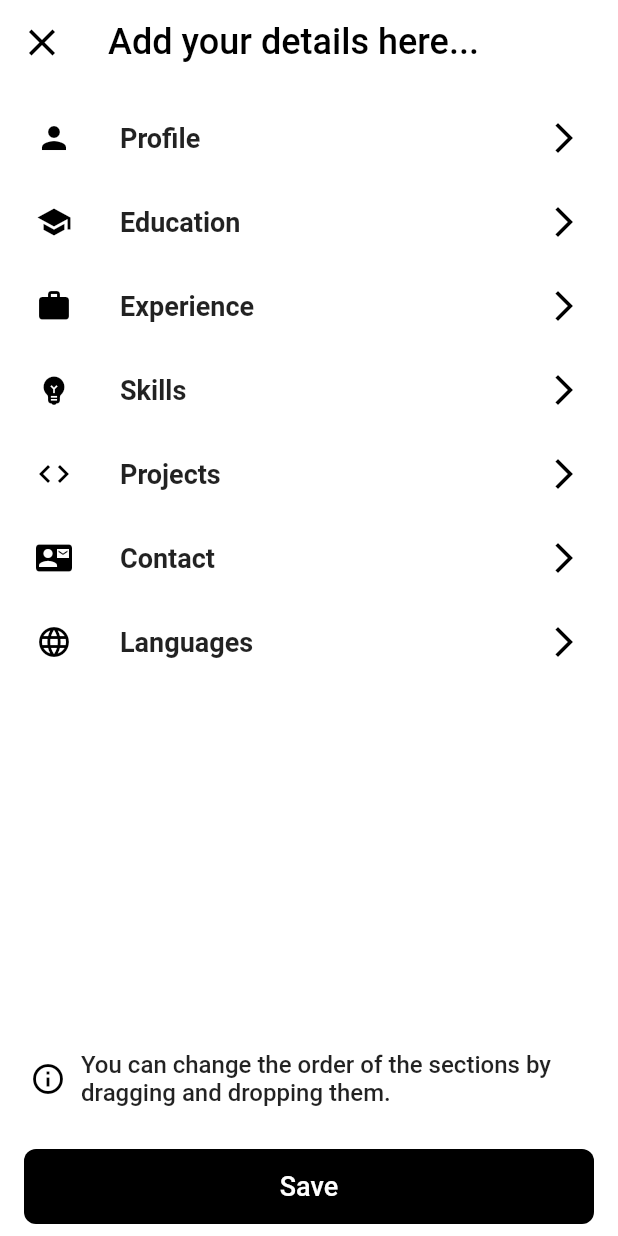
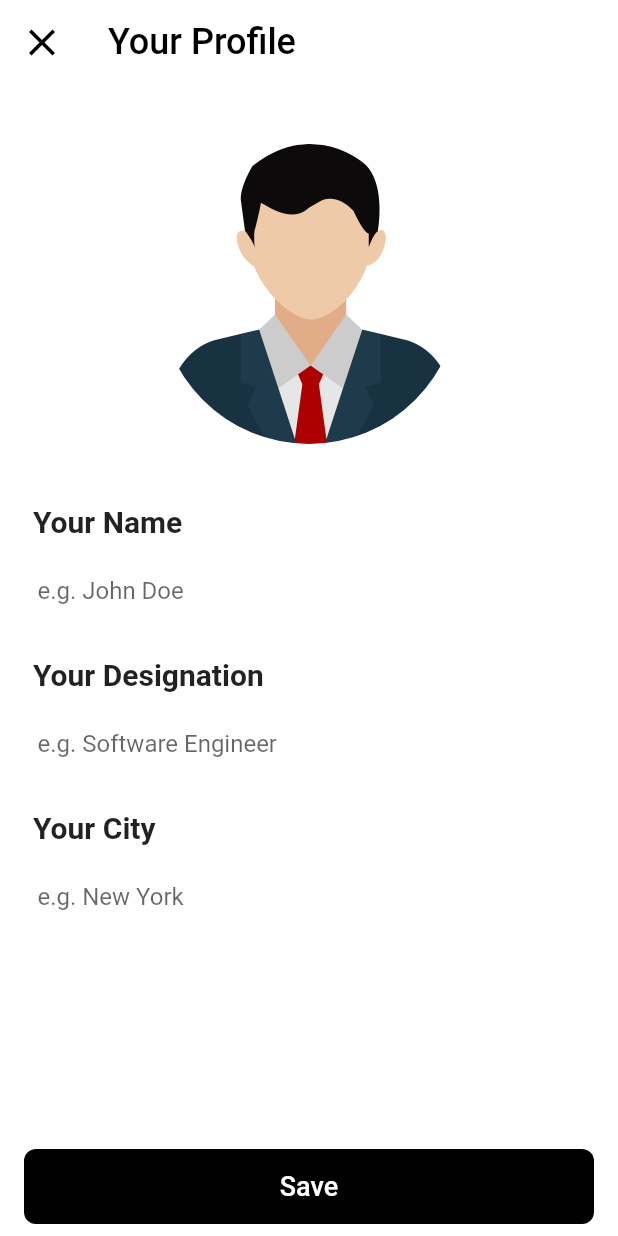
Before and after one commit to SanjayMehra-27/simple_resume_builder_app, a Flutter app: the AddDetailsView screen opened directly, after a tap on "Profile", on a phone screen of 412 x 824 dp. Run offline on Flutter 3.47's test engine with Material 2 defaults, Android fonts, the phone set to English and light mode, and no system bars; our stand-ins replace get.

Commit message:
profile page section UI added

```diff
--- a/lib/app/model/resume_section/resume_section.dart
+++ b/lib/app/model/resume_section/resume_section.dart
@@ -1,4 +1,7 @@
 import 'package:flutter/material.dart';
+import 'package:get/get.dart';
+
+import '../../modules/resume/widgets/profile_page.dart';
 
 class ResumeSection {
   final int id;
@@ -19,7 +22,13 @@ List<ResumeSection> resumeSections = [
     id: 1,
     title: 'Profile',
     icon: Icons.person,
-    onTap: () {},
+    onTap: () {
+      // Open Profile Page
+      Get.to(
+        () => const ProfilePage(),
+        transition: Transition.rightToLeft,
+      );
+    },
   ),
   ResumeSection(
     id: 2,
--- a/lib/app/modules/resume/views/add_details_view.dart
+++ b/lib/app/modules/resume/views/add_details_view.dart
@@ -56,7 +56,9 @@ class AddDetailsView extends StatelessWidget {
                           Icons.arrow_forward_ios,
                           color: Colors.black,
                         ),
-                        onTap: () {},
+                        onTap: () {
+                          resumeSections[index].onTap?.call();
+                        },
                       );
                     },
                   ),
@@ -88,20 +90,12 @@ class AddDetailsView extends StatelessWidget {
               const SizedBox(height: 20),
 
               // Save button
-              Padding(
-                padding:
-                    const EdgeInsets.symmetric(horizontal: 16, vertical: 8),
-                child: SizedBox(
-                  width: double.infinity,
-                  height: 50,
-                  child: PrimaryButton(
-                    text: 'Save',
-                    onPressed: () {
-                      // Close the Add Details page
-                      Get.back();
-                    },
-                  ),
-                ),
+              PrimaryButton(
+                text: 'Done',
+                onPressed: () {
+                  // Close the Add Details page
+                  Get.back();
+                },
               ),
             ],
           ),
--- /dev/null
+++ b/lib/app/modules/resume/widgets/profile_page.dart
@@ -0,0 +1,130 @@
+import 'package:flutter/material.dart';
+import 'package:simple_resume_builder_app/app/constants/text_style_const/text_style_const.dart';
+
+import '../../../widgets/buttons/primary/primary_button.dart';
+
+class ProfilePage extends StatelessWidget {
+  const ProfilePage({Key? key}) : super(key: key);
+
+  @override
+  Widget build(BuildContext context) {
+    return GestureDetector(
+      onTap: () {
+        FocusScope.of(context).unfocus();
+      },
+      child: Scaffold(
+          backgroundColor: Colors.white,
+          appBar: AppBar(
+            iconTheme: const IconThemeData(color: Colors.black),
+            title: const Text('Your Profile', style: AppTextStyleConst.heading),
+            centerTitle: false,
+            backgroundColor: Colors.white,
+            elevation: 0,
+            leading: IconButton(
+              onPressed: () {
+                // Close the Add Details page
+                Navigator.pop(context);
+              },
+              icon: const Icon(Icons.close, color: Colors.black, size: 30),
+            ),
+          ),
+          body: SafeArea(
+            child: Center(
+              child: Column(
+                  mainAxisAlignment: MainAxisAlignment.center,
+                  crossAxisAlignment: CrossAxisAlignment.center,
+                  children: [
+                    // Profile Image
+                    const Padding(
+                      padding: EdgeInsets.all(40.0),
+                      child: CircleAvatar(
+                        radius: 100,
+                        backgroundColor: Colors.white,
+                        backgroundImage:
+                            AssetImage('assets/images/profile_avatar.png'),
+                      ),
+                    ),
+                    // Name
+                    const PrimaryTextField(
+                      hintText: 'e.g. John Doe',
+                      labelText: 'Your Name',
+                    ),
+                    // Designation
+                    const SizedBox(height: 20),
+                    const PrimaryTextField(
+                      hintText: 'e.g. Software Engineer',
+                      labelText: 'Your Designation',
+                    ),
+                    // Your City
+                    const SizedBox(height: 20),
+                    const PrimaryTextField(
+                      hintText: 'e.g. New York',
+                      labelText: 'Your City',
+                    ),
+
+                    // Save Button
+                    Expanded(child: SizedBox()),
+                    const SizedBox(height: 20),
+                    PrimaryButton(
+                      text: 'Save',
+                      onPressed: () {},
+                    ),
+                  ]),
+            ),
+          )
+
+          // Save Button
+          // const SizedBox(height: 20),
+          // Container(
+          //   height: 50,
+          //   width: 300,
+          //   decoration: BoxDecoration(
+          //     color: Colors.black,
+          //     borderRadius: BorderRadius.circular(10),
+          //   ),
+          //   child: const Center(
+          //     child: Text(
+          ),
+    );
+  }
+}
+
+class PrimaryTextField extends StatelessWidget {
+  const PrimaryTextField({
+    Key? key,
+    this.hintText,
+    this.labelText,
+    this.controller,
+  }) : super(key: key);
+
+  final String? hintText;
+  final String? labelText;
+  final TextEditingController? controller;
+
+  @override
+  Widget build(BuildContext context) {
+    return Column(
+      crossAxisAlignment: CrossAxisAlignment.start,
+      children: [
+        Padding(
+          padding: const EdgeInsets.only(left: 22),
+          child: Text(
+            labelText ?? 'Label',
+            style: AppTextStyleConst.title,
+          ),
+        ),
+        const SizedBox(height: 10),
+        TextFormField(
+          decoration: InputDecoration(
+            hintText: hintText ?? '',
+            border: InputBorder.none,
+            contentPadding: const EdgeInsets.symmetric(
+              horizontal: 25,
+              vertical: 15,
+            ),
+          ),
+        ),
+      ],
+    );
+  }
+}
--- a/lib/app/widgets/buttons/primary/primary_button.dart
+++ b/lib/app/widgets/buttons/primary/primary_button.dart
@@ -22,7 +22,12 @@ class PrimaryButton extends StatelessWidget {
 
   @override
   Widget build(BuildContext context) {
-    return ElevatedButton(
+    return Padding(
+      padding: const EdgeInsets.symmetric(horizontal: 16, vertical: 8),
+      child: SizedBox(
+        width: double.infinity,
+        height: 50,
+        child: ElevatedButton(
           onPressed: onPressed,
           style: ElevatedButton.styleFrom(
             primary: color ?? Colors.black,
@@ -31,12 +36,17 @@ class PrimaryButton extends StatelessWidget {
             shape: RoundedRectangleBorder(
               borderRadius: BorderRadius.circular(borderRadius ?? 8),
             ),
+            maximumSize: const Size(double.infinity, 100),
           ),
           child: Text(
             text,
             style: textStyle ??
                 const TextStyle(
-                color: Colors.white, fontSize: 18, fontWeight: FontWeight.w500),
+                    color: Colors.white,
+                    fontSize: 18,
+                    fontWeight: FontWeight.w500),
+          ),
+        ),
       ),
     );
   }
--- a/pubspec.yaml
+++ b/pubspec.yaml
@@ -18,3 +18,5 @@ dev_dependencies:
 
 flutter:
   uses-material-design: true
+  assets:
+    - assets/images/
```
Also changed, not shown: assets/images/profile_avatar.png (added). Lines whose indentation alone changed are shown as unchanged.
